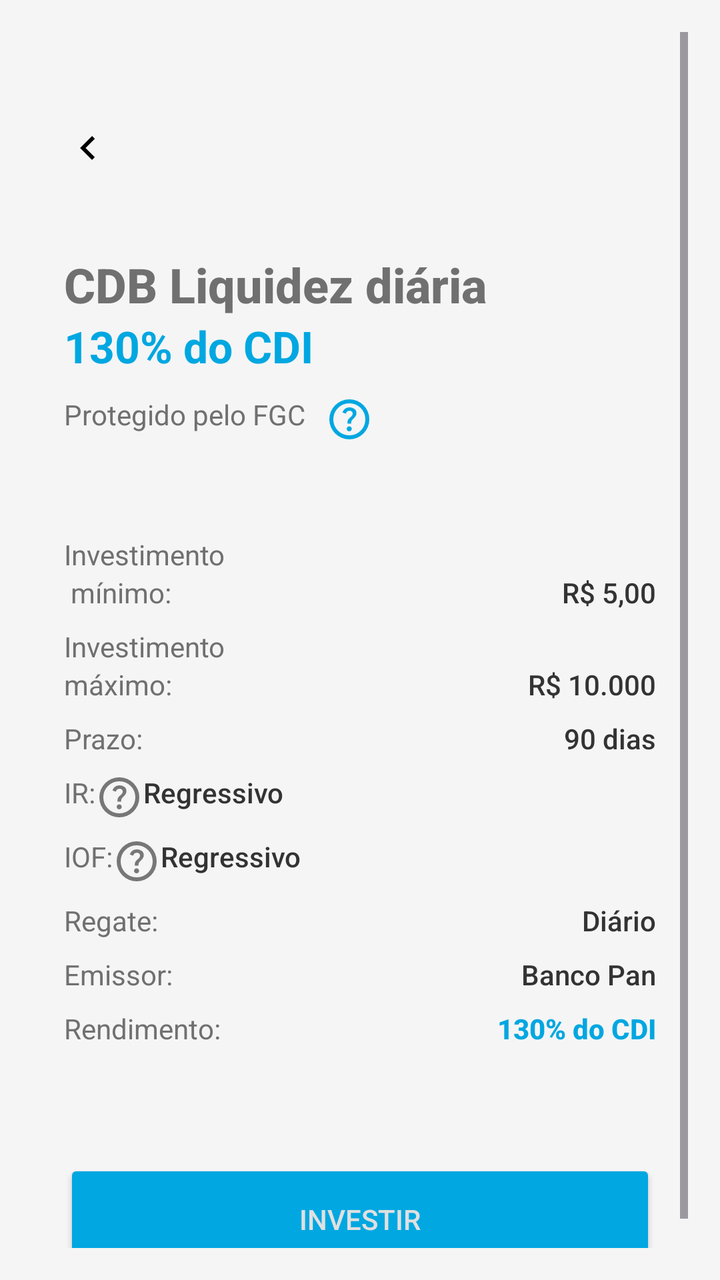
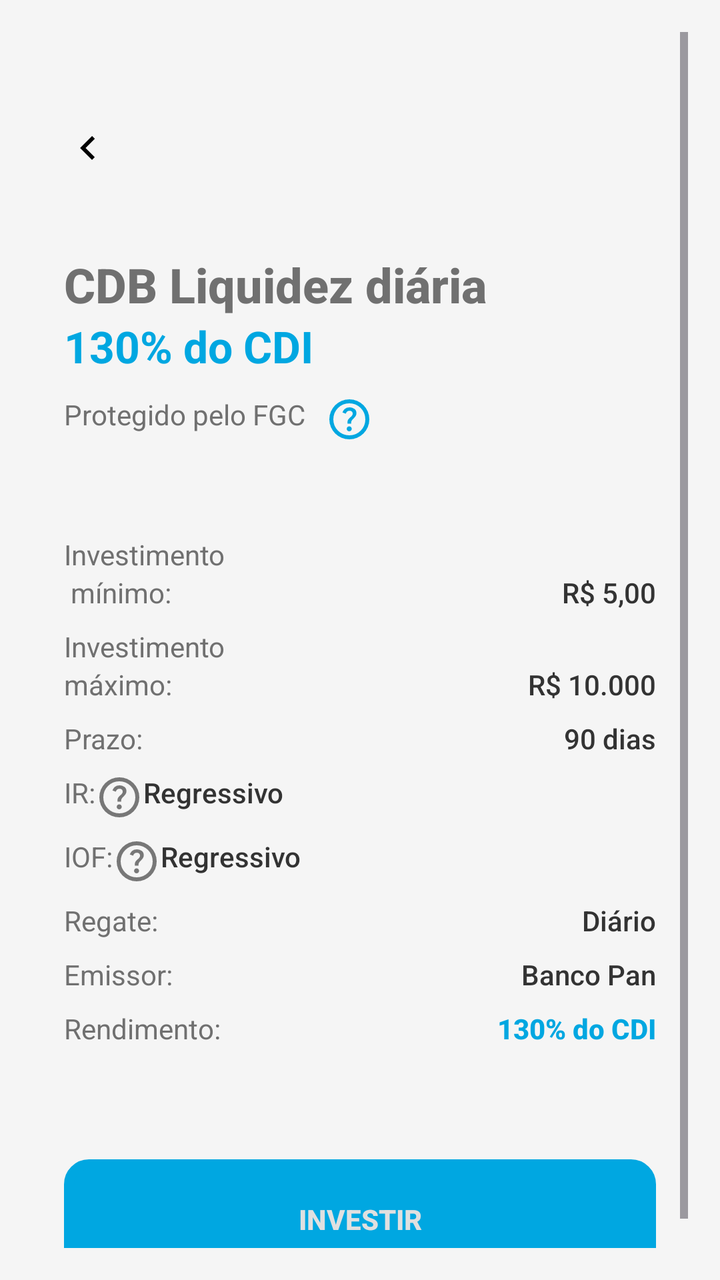

Screens rendered from an Android XML layout before and after an edit, with the pre-edit source and the edit as a unified diff.
<!-- AndroidManifest.xml: application theme Theme.PanBankApp -->
<!-- res/layout/fragment_pantalla_tres.xml -->
<?xml version="1.0" encoding="utf-8"?>
<ScrollView xmlns:android="http://schemas.android.com/apk/res/android"
    xmlns:app="http://schemas.android.com/apk/res-auto"
    android:layout_width="match_parent"
    android:layout_height="match_parent"
    android:background="@color/backgroundApp"
    android:padding="16dp">

    <LinearLayout
        android:layout_width="match_parent"
        android:layout_height="wrap_content"
        android:background="@color/backgroundApp"
        android:clipToPadding="false"
        android:orientation="vertical"
        android:layout_marginTop="30dp"
        android:padding="16dp">

        <ImageView
            android:id="@+id/voltar"
            android:layout_width="wrap_content"
            android:layout_height="wrap_content"
            android:layout_marginBottom="20dp"
            android:src="@drawable/ic_seta_iz" />

        
        <TextView
            android:id="@+id/title"
            android:layout_width="wrap_content"
            android:layout_height="wrap_content"
            android:fontFamily="sans-serif-medium"
            android:layout_marginTop="20dp"
            android:text="CDB Liquidez diária"
            android:textColor="@color/gris_texto"
            android:textSize="24sp"
            android:textStyle="bold" />

        
        <TextView
            android:id="@+id/subtitle"
            android:layout_width="wrap_content"
            android:layout_height="wrap_content"
            android:layout_marginBottom="10dp"
            android:text="130% do CDI"
            android:textColor="#00A7E1"
            android:textSize="22sp"
            android:textStyle="bold" />

        
        <TextView
            android:id="@+id/protection_text"
            android:layout_width="wrap_content"
            android:layout_height="wrap_content"
            android:layout_marginBottom="30dp"
            android:text="Protegido pelo FGC   "
            android:textColor="@color/gris_texto"
            android:textSize="14sp"
            app:drawableEndCompat="@drawable/ic_ajuda"
            app:drawableTint="#00A7E1" />

        
        <LinearLayout
            android:layout_width="match_parent"
            android:layout_height="wrap_content"
            android:layout_marginTop="16dp"
            android:orientation="vertical">

            
            <LinearLayout
                android:layout_width="match_parent"
                android:layout_height="wrap_content"
                android:layout_marginBottom="8dp"
                android:orientation="vertical">

                <TextView
                    android:layout_width="wrap_content"
                    android:layout_height="0dp"
                    android:layout_weight="1"
                    android:text="Investimento"
                    android:textColor="@color/gris_texto"
                    android:textSize="14sp" />

                <LinearLayout
                    android:layout_width="match_parent"
                    android:layout_height="wrap_content"
                    android:orientation="horizontal">

                    <TextView
                        android:layout_width="wrap_content"
                        android:layout_height="wrap_content"
                        android:layout_weight="1"
                        android:textColor="@color/gris_texto"
                        android:text=" mínimo:" />

                    <TextView
                        android:layout_width="wrap_content"
                        android:layout_height="wrap_content"
                        android:fontFamily="sans-serif-medium"
                        android:text="R$ 5,00"
                        android:textColor="#333333"
                        android:textSize="14sp" />

                </LinearLayout>

            </LinearLayout>

            <LinearLayout
                android:layout_width="match_parent"
                android:layout_height="wrap_content"
                android:layout_marginBottom="8dp"
                android:orientation="vertical">

                <TextView
                    android:layout_width="wrap_content"
                    android:layout_height="0dp"
                    android:layout_weight="1"
                    android:text="Investimento"
                    android:textColor="@color/gris_texto"
                    android:textSize="14sp" />


                <LinearLayout
                    android:layout_width="match_parent"
                    android:layout_height="wrap_content"
                    android:orientation="horizontal">

                    <TextView
                        android:layout_width="0dp"
                        android:layout_height="wrap_content"
                        android:layout_weight="1"
                        android:text="máximo:"
                        android:textColor="@color/gris_texto"
                        android:textSize="14sp" />

                    <TextView
                        android:layout_width="wrap_content"
                        android:layout_height="wrap_content"
                        android:fontFamily="sans-serif-medium"
                        android:text="R$ 10.000"
                        android:textColor="#333333"
                        android:textSize="14sp" />
                </LinearLayout>
            </LinearLayout>


            
            <LinearLayout
                android:layout_width="match_parent"
                android:layout_height="wrap_content"
                android:layout_marginBottom="8dp"
                android:orientation="horizontal">

                <TextView
                    android:layout_width="0dp"
                    android:layout_height="wrap_content"
                    android:layout_weight="1"
                    android:text="Prazo:"
                    android:textColor="@color/gris_texto"
                    android:textSize="14sp" />

                <TextView
                    android:layout_width="wrap_content"
                    android:layout_height="wrap_content"
                    android:fontFamily="sans-serif-medium"
                    android:text="90 dias"
                    android:textColor="#333333"
                    android:textSize="14sp" />
            </LinearLayout>

            <LinearLayout
                android:layout_width="match_parent"
                android:layout_height="wrap_content"
                android:layout_marginBottom="8dp"
                android:orientation="horizontal">

                <TextView
                    android:layout_width="wrap_content"
                    android:layout_height="wrap_content"
                    android:text="IR:"
                    android:textColor="@color/gris_texto"
                    android:textSize="14sp"
                    app:drawableRightCompat="@drawable/ic_ajuda" />

                <TextView
                    android:layout_width="0dp"
                    android:layout_height="wrap_content"
                    android:layout_weight="1"
                    android:fontFamily="sans-serif-medium"
                    android:text="Regressivo"
                    android:textAlignment="textEnd"
                    android:textColor="#333333"
                    android:textSize="14sp" />
            </LinearLayout>

            <LinearLayout
                android:layout_width="match_parent"
                android:layout_height="wrap_content"
                android:layout_marginBottom="8dp"
                android:orientation="horizontal">

                <TextView
                    android:layout_width="wrap_content"
                    android:layout_height="wrap_content"
                    android:text="IOF:"
                    android:textColor="@color/gris_texto"
                    android:textSize="14sp"
                    app:drawableRightCompat="@drawable/ic_ajuda" />


                <TextView
                    android:layout_width="0dp"
                    android:layout_height="wrap_content"
                    android:layout_weight="1"
                    android:fontFamily="sans-serif-medium"
                    android:text="Regressivo"
                    android:textAlignment="textEnd"
                    android:textColor="#333333"
                    android:textSize="14sp" />
            </LinearLayout>

            <LinearLayout
                android:layout_width="match_parent"
                android:layout_height="wrap_content"
                android:layout_marginBottom="8dp"
                android:orientation="horizontal">

                <TextView
                    android:layout_width="0dp"
                    android:layout_height="wrap_content"
                    android:layout_weight="1"
                    android:text="Regate:"
                    android:textColor="@color/gris_texto"
                    android:textSize="14sp" />


                <TextView
                    android:layout_width="wrap_content"
                    android:layout_height="wrap_content"
                    android:fontFamily="sans-serif-medium"
                    android:text="Diário"
                    android:textColor="#333333"
                    android:textSize="14sp" />
            </LinearLayout>

            <LinearLayout
                android:layout_width="match_parent"
                android:layout_height="wrap_content"
                android:layout_marginBottom="8dp"
                android:orientation="horizontal">

                <TextView
                    android:layout_width="0dp"
                    android:layout_height="wrap_content"
                    android:layout_weight="1"
                    android:text="Emissor:"
                    android:textColor="@color/gris_texto"
                    android:textSize="14sp" />


                <TextView
                    android:layout_width="wrap_content"
                    android:layout_height="wrap_content"
                    android:fontFamily="sans-serif-medium"
                    android:text="Banco Pan"
                    android:textColor="#333333"
                    android:textSize="14sp" />
            </LinearLayout>

            <LinearLayout
                android:layout_width="match_parent"
                android:layout_height="wrap_content"
                android:layout_marginBottom="16dp"
                android:paddingBottom="20dp"
                android:orientation="horizontal">

                <TextView
                    android:layout_width="0dp"
                    android:layout_height="wrap_content"
                    android:layout_weight="1"
                    android:text="Rendimento:"
                    android:textColor="@color/gris_texto"
                    android:textSize="14sp" />

                <TextView
                    android:layout_width="wrap_content"
                    android:layout_height="wrap_content"
                    android:fontFamily="sans-serif-medium"
                    android:text="130% do CDI"
                    android:textStyle="bold"
                    android:textColor="@color/azul_texto"
                    android:textSize="14sp" />
            </LinearLayout>

        </LinearLayout>

        
        <androidx.appcompat.widget.AppCompatButton
            android:id="@+id/invest_button"
            android:layout_width="match_parent"
            android:layout_height="60dp"
            android:layout_gravity="center"
            android:layout_marginTop="20dp"
            android:backgroundTint="#00A7E1"
            android:fontFamily="sans-serif-medium"

            android:padding="12dp"
            android:text="Investir"
            android:textColor="@color/gray_light" />

    </LinearLayout>
</ScrollView>
<!-- resources referenced by this layout -->
<resources>
  <color name="azul_texto">#00A7E1</color>
  <color name="backgroundApp">#F5F5F5</color>
  <color name="gray_light">#E0E0E0</color>
  <color name="gris_texto">#707070</color>
  <!-- drawable ic_ajuda (drawable) -->
  <vector xmlns:android="http://schemas.android.com/apk/res/android"
      android:width="24dp"
      android:height="24dp"
      android:viewportWidth="960"
      android:viewportHeight="960">
    <path
        android:pathData="M478,720q21,0 35.5,-14.5T528,670q0,-21 -14.5,-35.5T478,620q-21,0 -35.5,14.5T428,670q0,21 14.5,35.5T478,720ZM442,566h74q0,-33 7.5,-52t42.5,-52q26,-26 41,-49.5t15,-56.5q0,-56 -41,-86t-97,-30q-57,0 -92.5,30T342,342l66,26q5,-18 22.5,-39t53.5,-21q32,0 48,17.5t16,38.5q0,20 -12,37.5T506,434q-44,39 -54,59t-10,73ZM480,880q-83,0 -156,-31.5T197,763q-54,-54 -85.5,-127T80,480q0,-83 31.5,-156T197,197q54,-54 127,-85.5T480,80q83,0 156,31.5T763,197q54,54 85.5,127T880,480q0,83 -31.5,156T763,763q-54,54 -127,85.5T480,880ZM480,800q134,0 227,-93t93,-227q0,-134 -93,-227t-227,-93q-134,0 -227,93t-93,227q0,134 93,227t227,93ZM480,480Z"
        android:fillColor="#777"/>
  </vector>
  <!-- drawable ic_seta_iz (drawable) -->
  <vector xmlns:android="http://schemas.android.com/apk/res/android" android:autoMirrored="true" android:height="24dp" android:tint="#000000" android:viewportHeight="24" android:viewportWidth="24" android:width="24dp">
        
      <path android:fillColor="@android:color/white" android:pathData="M15.41,16.59L10.83,12l4.58,-4.59L14,6l-6,6 6,6 1.41,-1.41z"/>
      
  </vector>
  <style name="Theme.PanBankApp" parent="Base.Theme.PanBankApp" />
  <style name="Base.Theme.PanBankApp" parent="Theme.Material3.DayNight.NoActionBar">
          
          <item name="colorPrimary">@color/backgroundApp</item>
          <item name="colorSecondary">@color/black</item>
  
      </style>
  <color name="black">#FF000000</color>
</resources>

<!-- the commit's change to res/layout/fragment_pantalla_tres.xml (unified diff, before → after) -->
@@ -299,10 +299,11 @@
             android:layout_height="60dp"
             android:layout_gravity="center"
             android:layout_marginTop="20dp"
-            android:backgroundTint="#00A7E1"
+            android:backgroundTint="@color/azul_texto"
+            android:background="@drawable/btn_3"
             android:fontFamily="sans-serif-medium"
-
             android:padding="12dp"
+            android:textStyle="bold"
             android:text="Investir"
             android:textColor="@color/gray_light" />
 
<!-- resource entries referenced after the edit -->
@@ -4,6 +4,15 @@
   <color name="backgroundApp">#F5F5F5</color>
   <color name="gray_light">#E0E0E0</color>
   <color name="gris_texto">#707070</color>
+  <!-- drawable btn_3 (drawable) -->
+  <?xml version="1.0" encoding="utf-8"?>
+  <shape android:shape="rectangle"
+      xmlns:android="http://schemas.android.com/apk/res/android">
+  
+      <stroke android:color="#00A7E1" android:width="5dp"/>
+  
+      <corners android:radius="10dp"/>
+  </shape>
   <!-- drawable ic_ajuda (drawable) -->
   <vector xmlns:android="http://schemas.android.com/apk/res/android"
       android:width="24dp"
